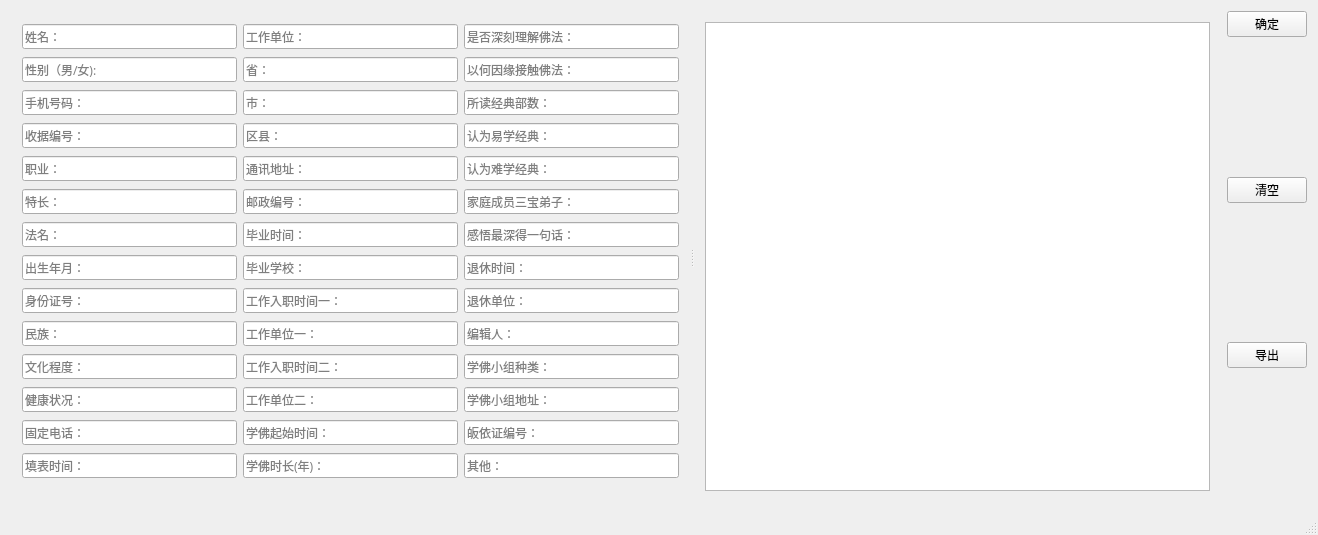
The window that connect.ui (crouse/connect) describes before a commit, drawn with Qt 5.
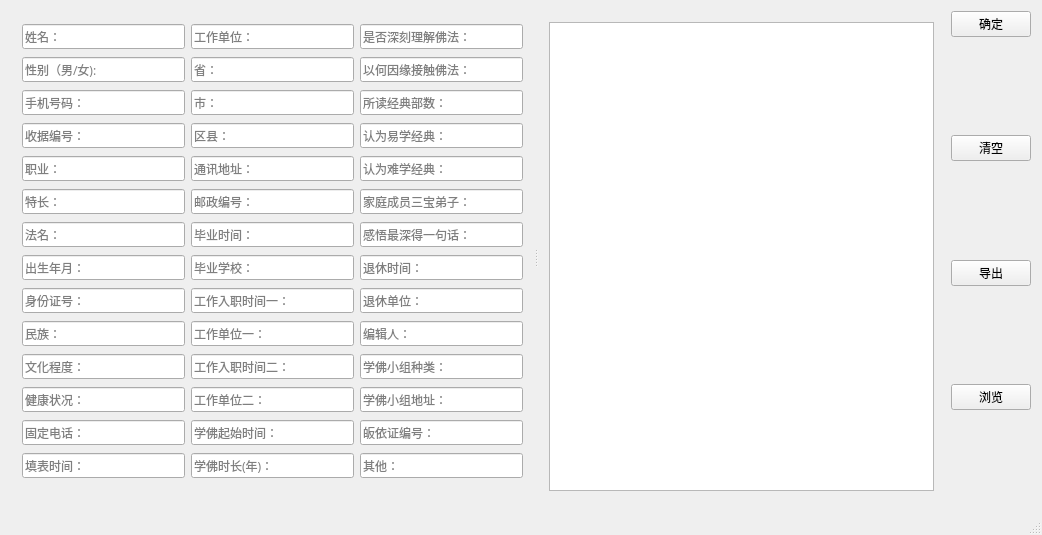
The same window after the commit.

Commit message:
添加查询到tableview
可以根据编辑人查询，数据显示在tableview 里

The edit to the form file:
```diff
--- a/connect.ui
+++ b/connect.ui
@@ -6,7 +6,7 @@
    <rect>
     <x>0</x>
     <y>0</y>
-    <width>1318</width>
+    <width>1042</width>
     <height>535</height>
    </rect>
   </property>
@@ -598,6 +598,31 @@
         </property>
        </widget>
       </item>
+      <item>
+       <spacer name="verticalSpacer_4">
+        <property name="orientation">
+         <enum>Qt::Vertical</enum>
+        </property>
+        <property name="sizeHint" stdset="0">
+         <size>
+          <width>20</width>
+          <height>40</height>
+         </size>
+        </property>
+       </spacer>
+      </item>
+      <item>
+       <widget class="QPushButton" name="pushButton">
+        <property name="font">
+         <font>
+          <family>STKaiti</family>
+         </font>
+        </property>
+        <property name="text">
+         <string>浏览</string>
+        </property>
+       </widget>
+      </item>
       <item>
        <spacer name="verticalSpacer_2">
         <property name="orientation">
```
Left out of the diff: 13 changed lines with no effect on the pictures. The commit also changes 2 other files.
